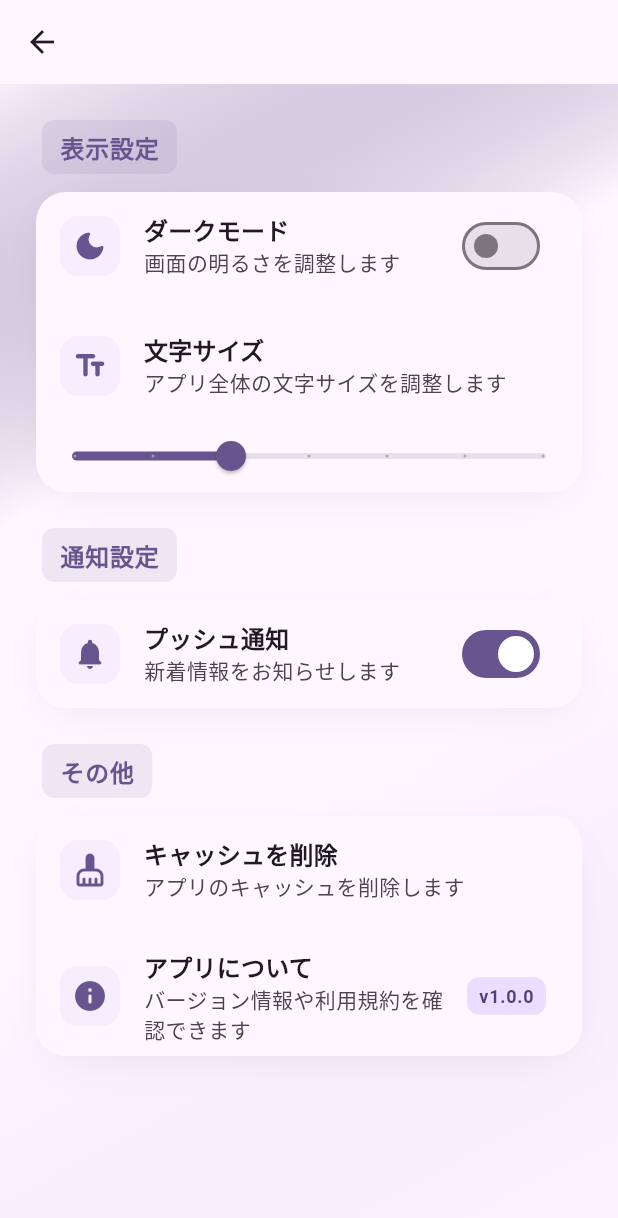
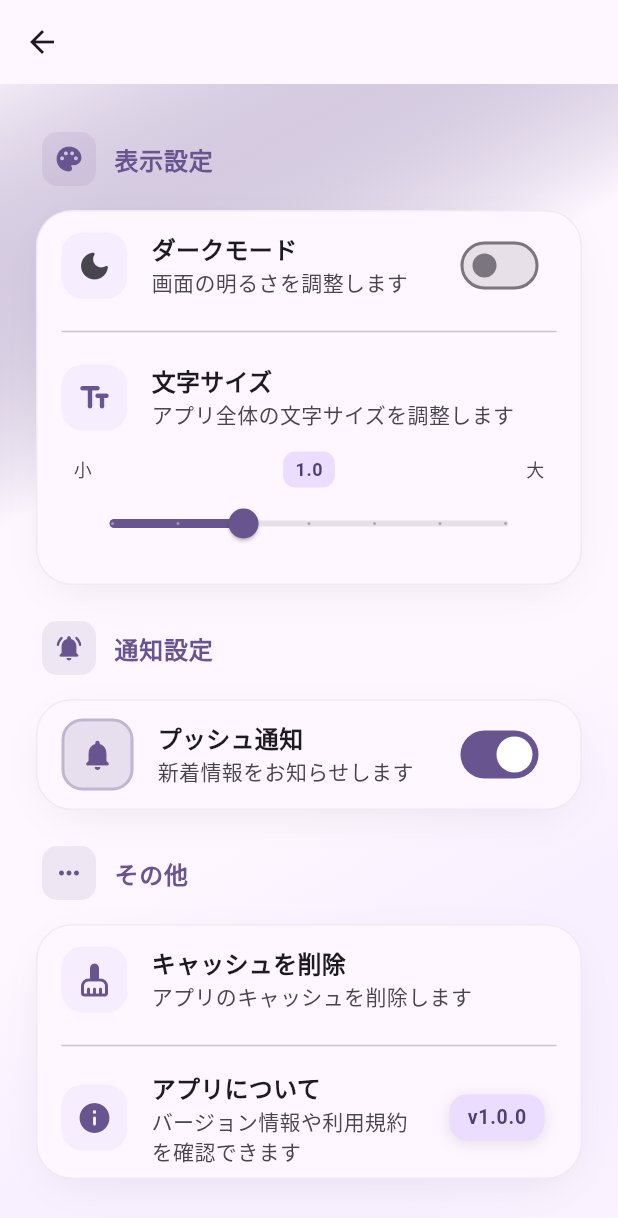
Before and after one commit to Koichi5/cursor_agent_sample, a Flutter app: the AppSettingsPage screen opened directly with empty values, on a phone screen of 412 x 824 dp. Shown: the top 1218 px of the screen. Run offline on Flutter 3.47's test engine with Material 3 defaults, Android fonts, the phone set to English and light mode, and no system bars.

Commit message:
style: Improve app settings page UI

```diff
--- a/lib/views/app_settings_page/app_settings_page.dart
+++ b/lib/views/app_settings_page/app_settings_page.dart
@@ -24,7 +24,7 @@ class _AppSettingsPageState extends State<AppSettingsPage> {
           style: TextStyle(
             color: theme.colorScheme.onSurface,
             fontWeight: FontWeight.w900,
-            fontSize: 24,
+            fontSize: 28,
             letterSpacing: -0.5,
           ),
         ),
@@ -38,19 +38,20 @@ class _AppSettingsPageState extends State<AppSettingsPage> {
             end: Alignment.bottomRight,
             stops: const [0.0, 0.3, 0.6, 1.0],
             colors: [
-              theme.colorScheme.primary.withOpacity(0.05),
+              theme.colorScheme.primary.withOpacity(0.08),
               theme.colorScheme.surface,
               theme.colorScheme.surface,
-              theme.colorScheme.primaryContainer.withOpacity(0.1),
+              theme.colorScheme.primaryContainer.withOpacity(0.15),
             ],
           ),
         ),
         child: ListView(
-          padding: const EdgeInsets.all(24.0),
+          padding: const EdgeInsets.symmetric(horizontal: 24.0, vertical: 32.0),
           children: [
             _buildSection(
               context,
               title: '表示設定',
+              icon: Icons.palette_rounded,
               children: [
                 _buildSwitchTile(
                   context,
@@ -64,7 +65,10 @@ class _AppSettingsPageState extends State<AppSettingsPage> {
                     });
                   },
                 ),
-                const SizedBox(height: 8),
+                const Padding(
+                  padding: EdgeInsets.symmetric(horizontal: 16.0),
+                  child: Divider(),
+                ),
                 _buildSliderTile(
                   context,
                   title: '文字サイズ',
@@ -86,6 +90,7 @@ class _AppSettingsPageState extends State<AppSettingsPage> {
             _buildSection(
               context,
               title: '通知設定',
+              icon: Icons.notifications_active_rounded,
               children: [
                 _buildSwitchTile(
                   context,
@@ -105,6 +110,7 @@ class _AppSettingsPageState extends State<AppSettingsPage> {
             _buildSection(
               context,
               title: 'その他',
+              icon: Icons.more_horiz_rounded,
               children: [
                 _buildActionTile(
                   context,
@@ -117,11 +123,17 @@ class _AppSettingsPageState extends State<AppSettingsPage> {
                         content: const Text('キャッシュを削除しました'),
                         behavior: SnackBarBehavior.floating,
                         backgroundColor: theme.colorScheme.primary,
+                        shape: RoundedRectangleBorder(
+                          borderRadius: BorderRadius.circular(12),
+                        ),
                       ),
                     );
                   },
                 ),
-                const SizedBox(height: 8),
+                const Padding(
+                  padding: EdgeInsets.symmetric(horizontal: 16.0),
+                  child: Divider(),
+                ),
                 _buildActionTile(
                   context,
                   title: 'アプリについて',
@@ -129,19 +141,26 @@ class _AppSettingsPageState extends State<AppSettingsPage> {
                   icon: Icons.info_rounded,
                   trailing: Container(
                     padding: const EdgeInsets.symmetric(
-                      horizontal: 8,
-                      vertical: 4,
+                      horizontal: 12,
+                      vertical: 6,
                     ),
                     decoration: BoxDecoration(
                       color: theme.colorScheme.primaryContainer,
-                      borderRadius: BorderRadius.circular(8),
+                      borderRadius: BorderRadius.circular(12),
+                      boxShadow: [
+                        BoxShadow(
+                          color: theme.colorScheme.shadow.withOpacity(0.1),
+                          blurRadius: 8,
+                          offset: const Offset(0, 2),
+                        ),
+                      ],
                     ),
                     child: Text(
                       'v1.0.0',
                       style: TextStyle(
                         color: theme.colorScheme.onPrimaryContainer,
                         fontWeight: FontWeight.w600,
-                        fontSize: 12,
+                        fontSize: 13,
                       ),
                     ),
                   ),
@@ -158,35 +177,45 @@ class _AppSettingsPageState extends State<AppSettingsPage> {
   Widget _buildSection(
     BuildContext context, {
     required String title,
+    required IconData icon,
     required List<Widget> children,
   }) {
     final theme = Theme.of(context);
     return Column(
       crossAxisAlignment: CrossAxisAlignment.start,
       children: [
+        Padding(
+          padding: const EdgeInsets.only(left: 4, bottom: 16),
+          child: Row(
+            children: [
               Container(
-          margin: const EdgeInsets.only(left: 4, bottom: 12),
-          padding: const EdgeInsets.symmetric(
-            horizontal: 12,
-            vertical: 6,
-          ),
+                padding: const EdgeInsets.all(8),
                 decoration: BoxDecoration(
                   color: theme.colorScheme.primary.withOpacity(0.1),
-            borderRadius: BorderRadius.circular(8),
+                  borderRadius: BorderRadius.circular(10),
                 ),
-          child: Text(
+                child: Icon(
+                  icon,
+                  color: theme.colorScheme.primary,
+                  size: 20,
+                ),
+              ),
+              const SizedBox(width: 12),
+              Text(
                 title,
                 style: theme.textTheme.titleMedium?.copyWith(
                   color: theme.colorScheme.primary,
-              fontWeight: FontWeight.bold,
+                  fontWeight: FontWeight.w900,
                   letterSpacing: 0.5,
                 ),
+              ),
+            ],
           ),
         ),
         Container(
           decoration: BoxDecoration(
             color: theme.colorScheme.surface,
-            borderRadius: BorderRadius.circular(20),
+            borderRadius: BorderRadius.circular(24),
             boxShadow: [
               BoxShadow(
                 color: theme.colorScheme.shadow.withOpacity(0.08),
@@ -195,6 +224,10 @@ class _AppSettingsPageState extends State<AppSettingsPage> {
                 spreadRadius: -8,
               ),
             ],
+            border: Border.all(
+              color: theme.colorScheme.outline.withOpacity(0.1),
+              width: 1,
+            ),
           ),
           child: Column(
             children: children,
@@ -221,29 +254,41 @@ class _AppSettingsPageState extends State<AppSettingsPage> {
         title: Text(
           title,
           style: theme.textTheme.titleMedium?.copyWith(
-            fontWeight: FontWeight.w600,
+            fontWeight: FontWeight.w700,
+            letterSpacing: 0.2,
           ),
         ),
         subtitle: Text(
           subtitle,
           style: theme.textTheme.bodyMedium?.copyWith(
             color: theme.colorScheme.onSurfaceVariant,
+            height: 1.4,
           ),
         ),
         secondary: Container(
-          padding: const EdgeInsets.all(8),
+          padding: const EdgeInsets.all(10),
           decoration: BoxDecoration(
-            color: theme.colorScheme.primaryContainer.withOpacity(0.4),
-            borderRadius: BorderRadius.circular(12),
+            color: value
+                ? theme.colorScheme.primary.withOpacity(0.15)
+                : theme.colorScheme.primaryContainer.withOpacity(0.4),
+            borderRadius: BorderRadius.circular(14),
+            border: value
+                ? Border.all(
+                    color: theme.colorScheme.primary.withOpacity(0.3),
+                    width: 2,
+                  )
+                : null,
           ),
           child: Icon(
             icon,
-            color: theme.colorScheme.primary,
+            color: value
+                ? theme.colorScheme.primary
+                : theme.colorScheme.onSurfaceVariant,
             size: 24,
           ),
         ),
         shape: RoundedRectangleBorder(
-          borderRadius: BorderRadius.circular(20),
+          borderRadius: BorderRadius.circular(24),
         ),
       ),
     );
@@ -270,20 +315,22 @@ class _AppSettingsPageState extends State<AppSettingsPage> {
             title: Text(
               title,
               style: theme.textTheme.titleMedium?.copyWith(
-                fontWeight: FontWeight.w600,
+                fontWeight: FontWeight.w700,
+                letterSpacing: 0.2,
               ),
             ),
             subtitle: Text(
               subtitle,
               style: theme.textTheme.bodyMedium?.copyWith(
                 color: theme.colorScheme.onSurfaceVariant,
+                height: 1.4,
               ),
             ),
             leading: Container(
-              padding: const EdgeInsets.all(8),
+              padding: const EdgeInsets.all(10),
               decoration: BoxDecoration(
                 color: theme.colorScheme.primaryContainer.withOpacity(0.4),
-                borderRadius: BorderRadius.circular(12),
+                borderRadius: BorderRadius.circular(14),
               ),
               child: Icon(
                 icon,
@@ -292,6 +339,48 @@ class _AppSettingsPageState extends State<AppSettingsPage> {
               ),
             ),
           ),
+          Padding(
+            padding: const EdgeInsets.only(
+              left: 24,
+              right: 24,
+              bottom: 16,
+            ),
+            child: Column(
+              children: [
+                Row(
+                  mainAxisAlignment: MainAxisAlignment.spaceBetween,
+                  children: [
+                    Text(
+                      '小',
+                      style: theme.textTheme.bodySmall?.copyWith(
+                        color: theme.colorScheme.onSurfaceVariant,
+                      ),
+                    ),
+                    Container(
+                      padding: const EdgeInsets.symmetric(
+                        horizontal: 8,
+                        vertical: 4,
+                      ),
+                      decoration: BoxDecoration(
+                        color: theme.colorScheme.primaryContainer,
+                        borderRadius: BorderRadius.circular(8),
+                      ),
+                      child: Text(
+                        value.toStringAsFixed(1),
+                        style: theme.textTheme.bodySmall?.copyWith(
+                          color: theme.colorScheme.onPrimaryContainer,
+                          fontWeight: FontWeight.w600,
+                        ),
+                      ),
+                    ),
+                    Text(
+                      '大',
+                      style: theme.textTheme.bodySmall?.copyWith(
+                        color: theme.colorScheme.onSurfaceVariant,
+                      ),
+                    ),
+                  ],
+                ),
                 Slider(
                   value: value,
                   min: min,
@@ -299,6 +388,9 @@ class _AppSettingsPageState extends State<AppSettingsPage> {
                   divisions: divisions,
                   label: value.toStringAsFixed(1),
                   onChanged: onChanged,
+                ),
+              ],
+            ),
           ),
         ],
       ),
@@ -321,20 +413,22 @@ class _AppSettingsPageState extends State<AppSettingsPage> {
         title: Text(
           title,
           style: theme.textTheme.titleMedium?.copyWith(
-            fontWeight: FontWeight.w600,
+            fontWeight: FontWeight.w700,
+            letterSpacing: 0.2,
           ),
         ),
         subtitle: Text(
           subtitle,
           style: theme.textTheme.bodyMedium?.copyWith(
             color: theme.colorScheme.onSurfaceVariant,
+            height: 1.4,
           ),
         ),
         leading: Container(
-          padding: const EdgeInsets.all(8),
+          padding: const EdgeInsets.all(10),
           decoration: BoxDecoration(
             color: theme.colorScheme.primaryContainer.withOpacity(0.4),
-            borderRadius: BorderRadius.circular(12),
+            borderRadius: BorderRadius.circular(14),
           ),
           child: Icon(
             icon,
@@ -344,7 +438,7 @@ class _AppSettingsPageState extends State<AppSettingsPage> {
         ),
         trailing: trailing,
         shape: RoundedRectangleBorder(
-          borderRadius: BorderRadius.circular(20),
+          borderRadius: BorderRadius.circular(24),
         ),
       ),
     );
```
Lines whose indentation alone changed are shown as unchanged.
